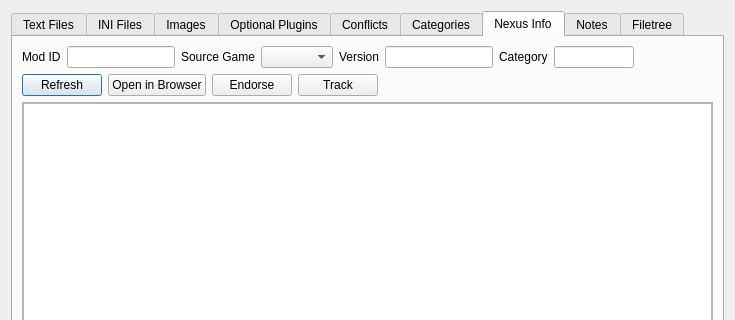
The window that src/src/modinfodialog.ui (saghm/Fluorine-Manager) describes before a commit, drawn with Qt 5; both pictures show x 0 to 735 and y 0 to 320 of the 735 by 534 pixel window.
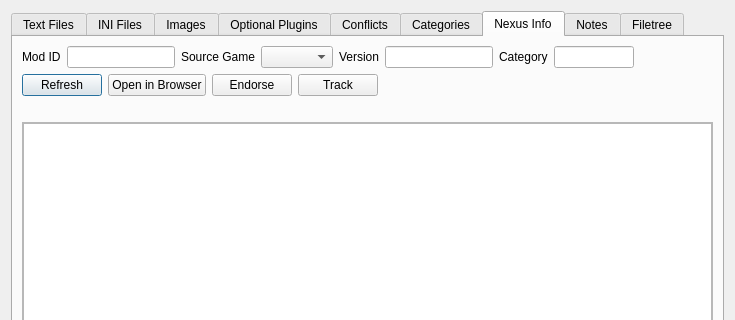
The same window after the commit. The open tabs and pages were chosen to show the change. Icons and pictures are not drawn. Custom widgets are drawn as their Qt base class.

```diff
--- a/src/src/modinfodialog.ui
+++ b/src/src/modinfodialog.ui
@@ -1157,6 +1157,13 @@
          </layout>
         </widget>
        </item>
+       <item>
+        <widget class="QLabel" name="modMetadata">
+         <property name="textFormat"><enum>Qt::PlainText</enum></property>
+         <property name="wordWrap"><bool>true</bool></property>
+         <property name="textInteractionFlags"><set>Qt::TextSelectableByMouse|Qt::TextSelectableByKeyboard</set></property>
+        </widget>
+       </item>
        <item>
         <widget class="QFrame" name="frame">
          <property name="frameShape">
```
